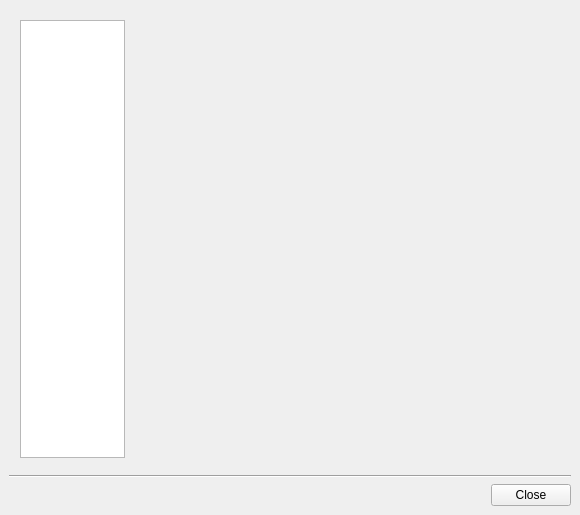
The window that PAConsole/res/maindlg.ui (AnarManafov/PoD) describes before a commit, drawn with Qt 5.
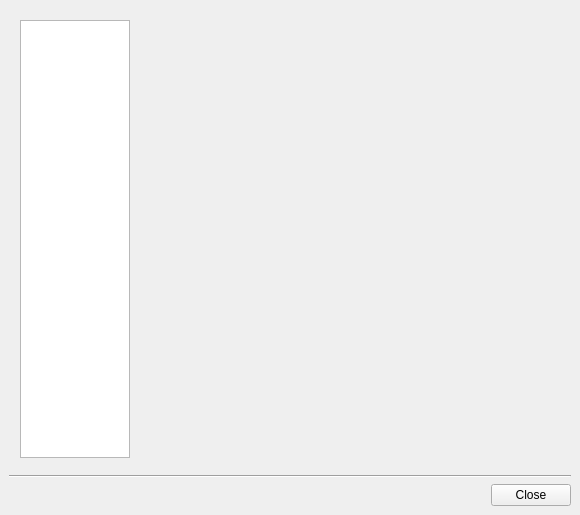
The same window after the commit.

Commit message: PAConsole: adjusted layout of controls

Diff of the .ui file:
```diff
--- a/PAConsole/res/maindlg.ui
+++ b/PAConsole/res/maindlg.ui
@@ -53,13 +53,13 @@
         <widget class="QListWidget" name="contentsWidget" >
          <property name="minimumSize" >
           <size>
-           <width>105</width>
+           <width>110</width>
            <height>0</height>
           </size>
          </property>
          <property name="maximumSize" >
           <size>
-           <width>105</width>
+           <width>110</width>
            <height>16777215</height>
           </size>
          </property>
@@ -84,6 +84,12 @@
          <property name="spacing" >
           <number>12</number>
          </property>
+         <property name="gridSize" >
+          <size>
+           <width>2</width>
+           <height>2</height>
+          </size>
+         </property>
          <property name="viewMode" >
           <enum>QListView::IconMode</enum>
          </property>
```
Left out of the diff: 6 changed lines with no effect on the pictures.
